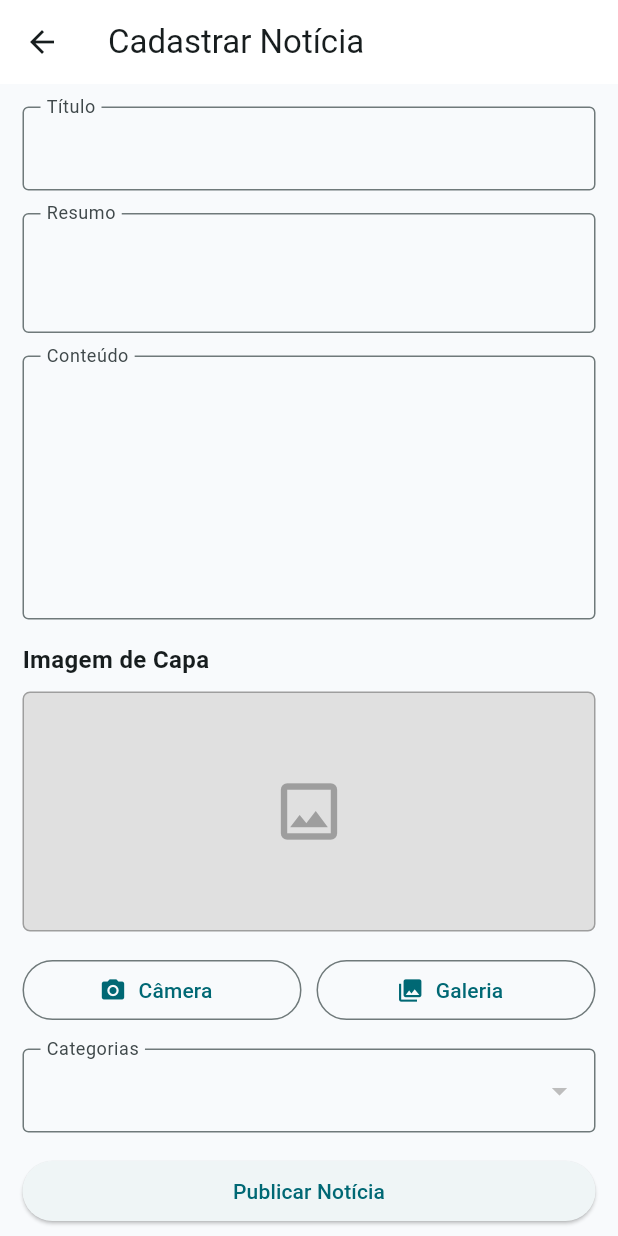
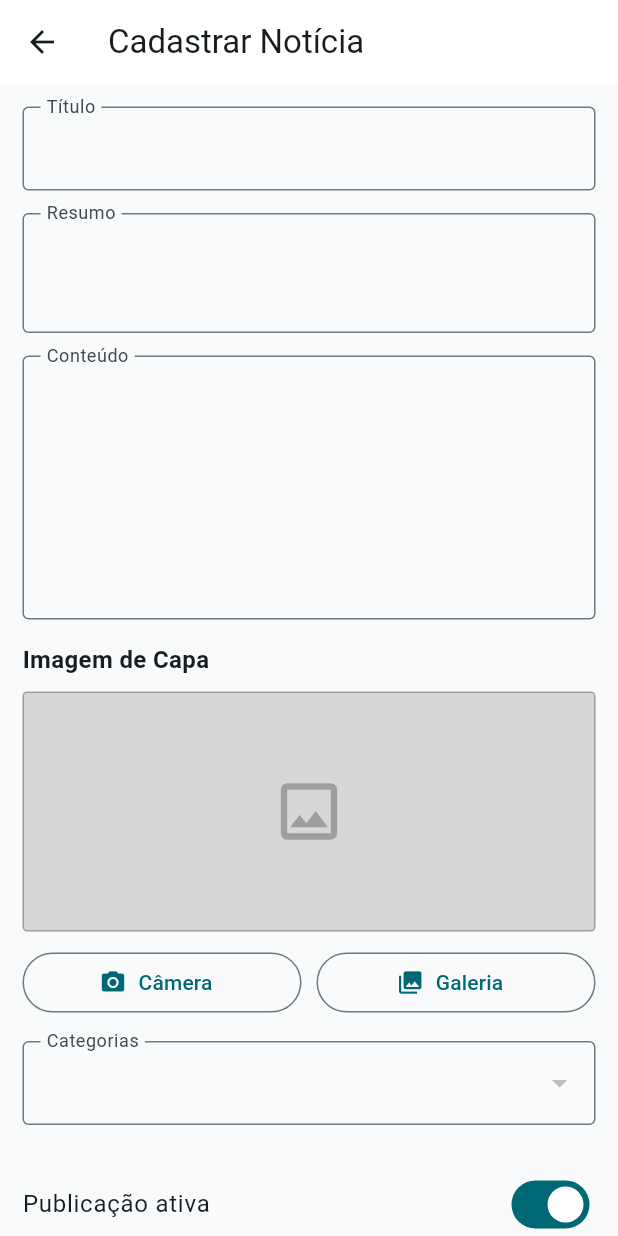
Before and after one commit to gomes0/app-noticias, a Flutter app: the screen it shows after launch, in the side drawer, after a tap on "Cadastrar Notícia", on a phone screen of 412 x 824 dp. Run offline on Flutter 3.47's test engine with Material 3 defaults, Android fonts, the phone set to English and light mode, and no system bars; our stand-ins replace image_picker, shared_preferences; network calls fail.

Commit message:
Atualização do editar.

```diff
--- a/lib/cadastrar_noticia_page.dart
+++ b/lib/cadastrar_noticia_page.dart
@@ -1,11 +1,10 @@
-import 'package:app_noticias_tii/models/categoria.dart';
-import 'package:app_noticias_tii/models/noticia.dart';
-import 'package:app_noticias_tii/services/categorias_services.dart';
-import 'package:app_noticias_tii/services/noticias_service.dart';
+import 'dart:io';
 import 'package:flutter/material.dart';
-import 'dart:io';
-
 import 'package:image_picker/image_picker.dart';
+import '../models/categoria.dart';
+import '../models/noticia.dart';
+import '../services/categorias_services.dart';
+import '../services/noticias_service.dart';
 
 class CadastrarNoticiaPage extends StatefulWidget {
   final Noticia? noticia;
@@ -16,8 +15,9 @@ class CadastrarNoticiaPage extends StatefulWidget {
 }
 
 class _CadastrarNoticiaPageState extends State<CadastrarNoticiaPage> {
-  final NoticiasService _noticiaService = NoticiasService();
-  final CategoriasService _categoriasService = CategoriasService();
+  final NoticiasService _noticiasService = NoticiasService();
+  final CategoriasService _categoriasServices = CategoriasService();
+  final ImagePicker _picker = ImagePicker();
 
   final _tituloController = TextEditingController();
   final _resumoController = TextEditingController();
@@ -27,18 +27,38 @@ class _CadastrarNoticiaPageState extends State<CadastrarNoticiaPage> {
   List<Categoria> _categorias = [];
   int? _categoriaSelecionadaId;
   bool _status = true;
+  bool _salvando = false;
 
-  final ImagePicker _picker = ImagePicker();
+  bool get _editando => widget.noticia != null;
 
   @override
   void initState() {
     super.initState();
     carregarCategorias();
+
+    final noticia = widget.noticia;
+    if (noticia != null) {
+      _tituloController.text = noticia.titulo;
+      _resumoController.text = noticia.resumo;
+      _conteudoController.text = noticia.conteudo;
+      _categoriaSelecionadaId = noticia.categoriaId;
+      // Se status na classe Noticia for só bool: _status = noticia.status;
+      // Se for int: _status = noticia.status == 1;
+      _status = noticia.status == true || noticia.status == 1;
+    }
+  }
+
+  @override
+  void dispose() {
+    _tituloController.dispose();
+    _resumoController.dispose();
+    _conteudoController.dispose();
+    super.dispose();
   }
 
   Future<void> carregarCategorias() async {
     try {
-      final categorias = await _categoriasService.getCategorias();
+      final categorias = await _categoriasServices.getCategorias();
 
       if (!mounted) return;
 
@@ -50,22 +70,35 @@ class _CadastrarNoticiaPageState extends State<CadastrarNoticiaPage> {
     }
   }
 
+  Future<void> _selecionarImagem(ImageSource origem) async {
+    final arquivo = await _picker.pickImage(source: origem);
+    if (arquivo != null) {
+      setState(() {
+        _imagemSelecionada = File(arquivo.path);
+      });
+    }
+  }
+
   Future<void> _salvarNoticia() async {
-    if (_tituloController.text.isEmpty ||
-        _resumoController.text.isEmpty ||
-        _conteudoController.text.isEmpty ||
+    if (_salvando) return;
+
+    if (_tituloController.text.trim().isEmpty ||
+        _resumoController.text.trim().isEmpty ||
+        _conteudoController.text.trim().isEmpty ||
         _categoriaSelecionadaId == null ||
-        (widget.noticia == null && _imagemSelecionada == null)) {
+        (!_editando && _imagemSelecionada == null)) {
       ScaffoldMessenger.of(context).showSnackBar(
-        const SnackBar(content: Text('Preencha todos os campos obrigatórios.')),
+        const SnackBar(content: Text('Preencha todos os campos obrigatórios')),
       );
       return;
     }
 
+    setState(() => _salvando = true);
+
     try {
-      if (widget.noticia == null) {
-        //cadastrar
-        await _noticiaService.criarNoticia(
+      if (_editando) {
+        await _noticiasService.editarNoticia(
+          id: widget.noticia!.id,
           titulo: _tituloController.text,
           resumo: _resumoController.text,
           conteudo: _conteudoController.text,
@@ -74,9 +107,7 @@ class _CadastrarNoticiaPageState extends State<CadastrarNoticiaPage> {
           imagemArquivo: _imagemSelecionada,
         );
       } else {
-        //editar
-        await _noticiaService.editarNoticia(
-          id: widget.noticia!.id,
+        await _noticiasService.criarNoticia(
           titulo: _tituloController.text,
           resumo: _resumoController.text,
           conteudo: _conteudoController.text,
@@ -90,106 +121,97 @@ class _CadastrarNoticiaPageState extends State<CadastrarNoticiaPage> {
       ScaffoldMessenger.of(context).showSnackBar(
         SnackBar(
           content: Text(
-            widget.noticia == null
-                ? 'Noticia Cadastrada com Sucesso!'
-                : 'Notícia atualizada com Sucesso!',
+            _editando
+                ? 'Notícia atualizada com sucesso'
+                : 'Notícia cadastrada com sucesso',
           ),
         ),
       );
-      Navigator.pop(context);
+      // true avisa a tela anterior para recarregar a lista
+      Navigator.pop(context, true);
     } catch (e) {
-      print(e);
+      debugPrint('Erro ao salvar notícia: $e');
       if (!mounted) return;
+      setState(() => _salvando = false);
       ScaffoldMessenger.of(context).showSnackBar(
-        const SnackBar(content: Text('Erro ao cadastrar notícia')),
+        SnackBar(content: Text('Erro ao salvar notícia: $e')),
       );
-    }
-  }
-
-  Future<void> _selecionarImagem(ImageSource origem) async {
-    final XFile? foto = await _picker.pickImage(
-      source: origem,
-      imageQuality: 80,
-    );
-
-    if (foto != null) {
-      setState(() {
-        _imagemSelecionada = File(foto.path);
-      });
     }
   }
 
   @override
   Widget build(BuildContext context) {
+    // Evita erro do Dropdown caso a categoria ainda não tenha carregado
+    // ou não exista na lista.
+    final categoriaValida =
+        _categorias.any((c) => c.id == _categoriaSelecionadaId)
+        ? _categoriaSelecionadaId
+        : null;
+
     return Scaffold(
       appBar: AppBar(
-        title: const Text('Cadastrar Notícia'),
+        title: Text(_editando ? 'Editar Notícia' : 'Cadastrar Notícia'),
       ),
       body: ListView(
-        padding: const EdgeInsets.all(15.0),
+        padding: const EdgeInsets.all(15),
         children: [
           TextFormField(
             controller: _tituloController,
-            decoration: InputDecoration(
+            decoration: const InputDecoration(
               labelText: 'Título',
               floatingLabelBehavior: FloatingLabelBehavior.always,
               border: OutlineInputBorder(),
             ),
           ),
-          const SizedBox(
-            height: 15,
-          ),
+          const SizedBox(height: 15),
+
           TextFormField(
             controller: _resumoController,
             maxLines: 2,
-            decoration: InputDecoration(
+            decoration: const InputDecoration(
               labelText: 'Resumo',
               floatingLabelBehavior: FloatingLabelBehavior.always,
               border: OutlineInputBorder(),
             ),
           ),
-          const SizedBox(
-            height: 15,
-          ),
+          const SizedBox(height: 15),
+
           TextFormField(
             controller: _conteudoController,
             maxLines: 6,
-            decoration: InputDecoration(
+            decoration: const InputDecoration(
               labelText: 'Conteúdo',
               floatingLabelBehavior: FloatingLabelBehavior.always,
               border: OutlineInputBorder(),
             ),
           ),
-          const SizedBox(
-            height: 15,
+          const SizedBox(height: 15),
+
+          const Text(
+            'Imagem de Capa',
+            style: TextStyle(fontSize: 16, fontWeight: FontWeight.bold),
           ),
-          Text(
-            'Imagem de Capa',
-            style: TextStyle(
-              fontSize: 16,
-              fontWeight: FontWeight.bold,
-            ),
-          ),
-          const SizedBox(
-            height: 10,
-          ),
+          const SizedBox(height: 10),
+
           Container(
             height: 160,
             width: double.infinity,
+            clipBehavior: Clip.antiAlias,
             decoration: BoxDecoration(
-              color: Color(0xFFE0E0E0),
+              color: const Color(0xFFD7D7D7),
               border: Border.all(color: Colors.grey),
-              borderRadius: BorderRadius.circular(5),
+              borderRadius: BorderRadius.circular(3),
             ),
-            child: _imagemSelecionada != null
-                ? Image.file(
+            child: _imagemSelecionada == null
+                ? const Center(
+                    child: Icon(
+                      Icons.image_outlined,
+                      size: 50,
+                      color: Colors.grey,
+                    ),
+                  )
+                : Image.file(
                     _imagemSelecionada!,
-                    fit: BoxFit.cover,
-                    width: double.infinity,
-                  )
-                : (widget.noticia != null && widget.noticia!.imagem != null)
-                ? Image.network(
-                    widget.noticia!.imagem!,
                     fit: BoxFit.cover,
                     width: double.infinity,
                     errorBuilder: (context, erro, stack) => const Center(
@@ -199,57 +221,45 @@ class _CadastrarNoticiaPageState extends State<CadastrarNoticiaPage> {
                         color: Colors.grey,
                       ),
                     ),
-                  )
-                : const Center(
-                    child: Icon(
-                      Icons.image_outlined,
-                      size: 50,
-                      color: Colors.grey,
-                    ),
                   ),
           ),
-          const SizedBox(
-            height: 15,
-          ),
+          const SizedBox(height: 10),
+
           Row(
             children: [
               Expanded(
                 child: OutlinedButton.icon(
                   onPressed: () => _selecionarImagem(ImageSource.camera),
-                  icon: Icon(
-                    Icons.camera_alt,
-                  ),
+                  icon: const Icon(Icons.camera_alt),
                   label: const Text('Câmera'),
                 ),
               ),
-              const SizedBox(
-                width: 10,
-              ),
+              const SizedBox(width: 10),
               Expanded(
                 child: OutlinedButton.icon(
                   onPressed: () => _selecionarImagem(ImageSource.gallery),
-                  icon: Icon(
-                    Icons.photo_library,
-                  ),
+                  icon: const Icon(Icons.photo_library),
                   label: const Text('Galeria'),
                 ),
               ),
             ],
           ),
-          const SizedBox(
-            height: 15,
-          ),
+          const SizedBox(height: 15),
+
           DropdownButtonFormField<int>(
-            decoration: InputDecoration(
+            // A key recria o campo quando as categorias terminam de carregar,
+            // já que initialValue só é lido na criação do campo.
+            key: ValueKey('categoria_${_categorias.length}'),
+            decoration: const InputDecoration(
               labelText: 'Categorias',
               floatingLabelBehavior: FloatingLabelBehavior.always,
               border: OutlineInputBorder(),
             ),
-            initialValue: _categoriaSelecionadaId,
+            initialValue: categoriaValida,
             items: _categorias.map((categoria) {
               return DropdownMenuItem<int>(
+                value: categoria.id,
                 child: Text(categoria.nome),
-                value: categoria.id,
               );
             }).toList(),
             onChanged: (valor) {
@@ -258,12 +268,31 @@ class _CadastrarNoticiaPageState extends State<CadastrarNoticiaPage> {
               });
             },
           ),
-          const SizedBox(
-            height: 15,
+          const SizedBox(height: 25),
+
+          SwitchListTile(
+            value: _status,
+            contentPadding: EdgeInsets.zero,
+            title: const Text('Publicação ativa'),
+            onChanged: (valor) {
+              setState(() {
+                _status = valor;
+              });
+            },
           ),
+          const SizedBox(height: 25),
+
           ElevatedButton(
-            onPressed: _salvarNoticia,
-            child: const Text('Publicar Notícia'),
+            onPressed: _salvando ? null : _salvarNoticia,
+            child: _salvando
+                ? const SizedBox(
+                    height: 20,
+                    width: 20,
+                    child: CircularProgressIndicator(strokeWidth: 2),
+                  )
+                : Text(
+                    _editando ? 'Salvar alterações' : 'Publicar notícia',
+                  ),
           ),
         ],
       ),
```
Also changed, not shown: lib/home_page.dart (+44 -0 lines), lib/models/noticia.dart (+13 -0 lines).
